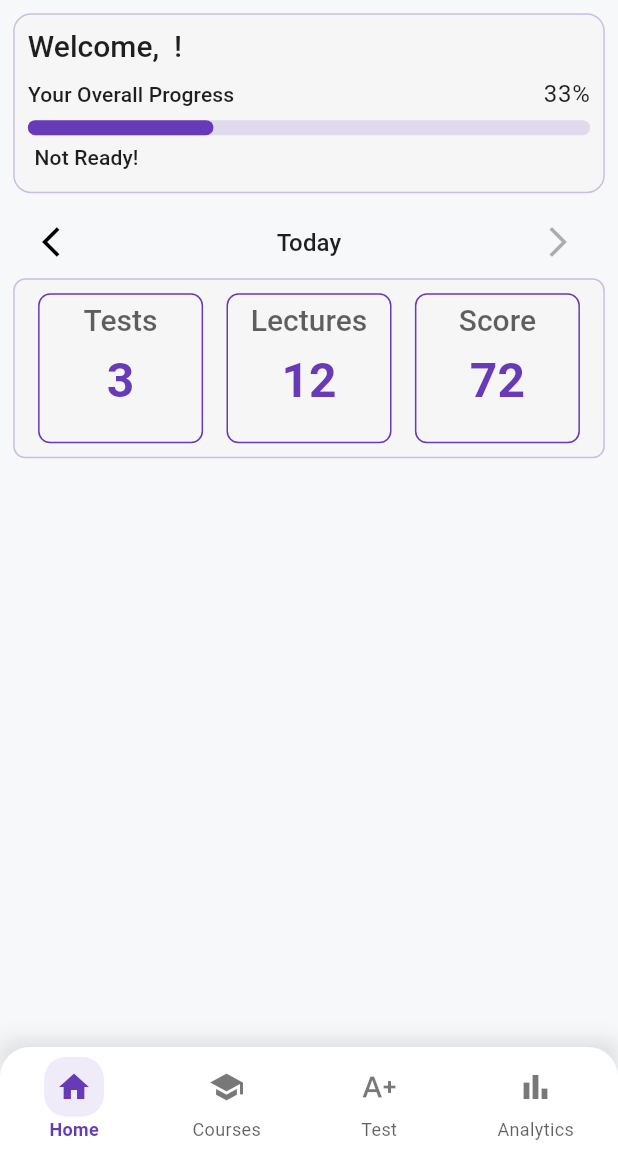
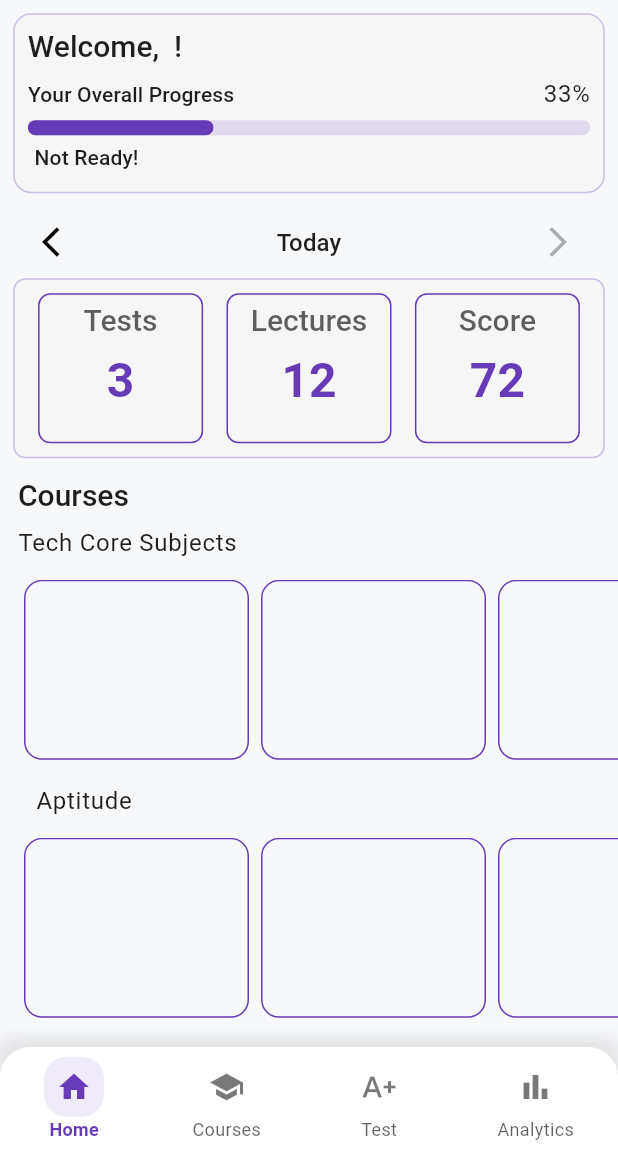
Before and after one commit to TanmayN22/Quizzler, a Flutter app: the screen it shows once a user with an empty profile is signed in, on a phone screen of 412 x 824 dp, the part 84-1236 px from its top. Run offline on Flutter 3.47's test engine with Material 3 defaults, Android fonts, the phone set to English and light mode, and no system bars; our stand-ins replace cloud_firestore, firebase_auth, firebase_core, get; accounts and stored records are empty; generated files the repository leaves out were written again; statements that could not run were skipped.

Commit message:
course section

```diff
--- a/lib/app/home/view/home_page.dart
+++ b/lib/app/home/view/home_page.dart
@@ -1,6 +1,8 @@
 import 'package:flutter/material.dart';
+import 'package:quizller/app/home/widgets/course_section.dart';
 import 'package:quizller/app/home/widgets/daily_stat_container.dart';
 import 'package:quizller/app/home/widgets/progress_container.dart';
+import 'package:quizller/utils/constants/sizes.dart';
 import 'package:quizller/widgets/navbar.dart';
 
 class HomePage extends StatefulWidget {
@@ -16,9 +18,12 @@ class _HomePageState extends State<HomePage> {
     return Scaffold(
       appBar: Navbar(title: 'Quizzler'),
       body: Column(
+        crossAxisAlignment: CrossAxisAlignment.start,
         children: [
           ProgressContainer(),
           DailyStatContainer(),
+          SizedBox(height: AppSizes.p12),
+          CoursesSection()
         ],
       ),
     );
--- /dev/null
+++ b/lib/app/home/widgets/course_section.dart
@@ -0,0 +1,83 @@
+import 'package:flutter/material.dart';
+import 'package:quizller/utils/constants/sizes.dart';
+
+class CoursesSection extends StatelessWidget {
+  const CoursesSection({super.key});
+
+  @override
+  Widget build(BuildContext context) {
+    final colorScheme = Theme.of(context).colorScheme;
+    final List<String> items =
+        List<String>.generate(10, (i) => 'Item ${i + 1}');
+    return Padding(
+      padding: const EdgeInsets.only(left: AppSizes.p12),
+      child: Column(
+        crossAxisAlignment: CrossAxisAlignment.start,
+        children: [
+          Text(
+            'Courses',
+            style: Theme.of(context).textTheme.titleLarge,
+          ),
+          SizedBox(height: AppSizes.p8),
+          Text(
+            'Tech Core Subjects',
+            style: Theme.of(context).textTheme.bodyLarge,
+          ),
+          SizedBox(
+            height: AppSizes.p12,
+          ),
+          SizedBox(
+            height: 120,
+            child: ListView.builder(
+                scrollDirection: Axis.horizontal,
+                itemCount: items.length,
+                itemBuilder: (BuildContext context, int index) {
+                  return Padding(
+                    padding:
+                        const EdgeInsets.symmetric(horizontal: AppSizes.p4),
+                    child: Container(
+                      width: 150,
+                      decoration: BoxDecoration(
+                          borderRadius:
+                              BorderRadius.circular(AppSizes.radiusLg),
+                          border:
+                              Border.all(color: colorScheme.primaryContainer)),
+                    ),
+                  );
+                }),
+          ),
+          SizedBox(height: AppSizes.p16),
+          Padding(
+            padding: const EdgeInsets.only(left: AppSizes.p12),
+            child: Text(
+              'Aptitude',
+              style: Theme.of(context).textTheme.bodyLarge,
+            ),
+          ),
+          SizedBox(
+            height: AppSizes.p12,
+          ),
+          SizedBox(
+            height: 120,
+            child: ListView.builder(
+              scrollDirection: Axis.horizontal,
+              itemCount: items.length,
+              itemBuilder: (BuildContext context, int index) {
+                return Padding(
+                  padding: const EdgeInsets.symmetric(horizontal: AppSizes.p4),
+                  child: Container(
+                    width: 150,
+                    decoration: BoxDecoration(
+                        borderRadius: BorderRadius.circular(AppSizes.radiusLg),
+                        border:
+                            Border.all(color: colorScheme.primaryContainer)),
+                  ),
+                );
+              },
+            ),
+          ),
+        ],
+      ),
+    );
+  }
+}
```
